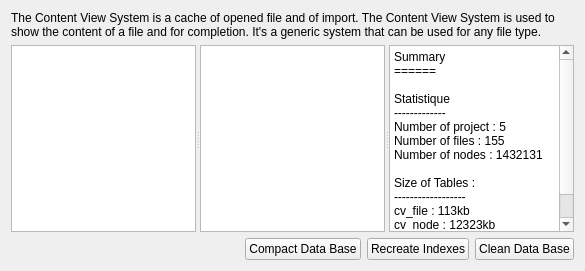
This is xinx/customdialog/ui/customcontentview.ui in phoenix741/xinx as Qt 5 draws it before an edit. The edited form follows.
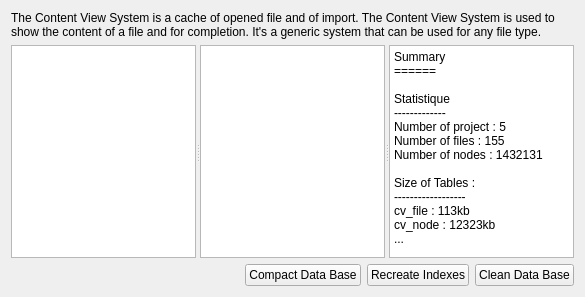
This is the edited form.

Commit message: Add a new page in options dialog

The edit to the form file:
```diff
--- a/xinx/customdialog/ui/customcontentview.ui
+++ b/xinx/customdialog/ui/customcontentview.ui
@@ -7,7 +7,7 @@
     <x>0</x>
     <y>0</y>
     <width>585</width>
-    <height>271</height>
+    <height>297</height>
    </rect>
   </property>
   <property name="windowTitle">
@@ -26,6 +26,12 @@
    </item>
    <item>
     <widget class="QSplitter" name="splitter">
+     <property name="sizePolicy">
+      <sizepolicy hsizetype="Expanding" vsizetype="Expanding">
+       <horstretch>0</horstretch>
+       <verstretch>0</verstretch>
+      </sizepolicy>
+     </property>
      <property name="orientation">
       <enum>Qt::Horizontal</enum>
      </property>
```
Left out of the diff: 6 changed lines with no effect on the pictures. The commit also changes 6 other files.
